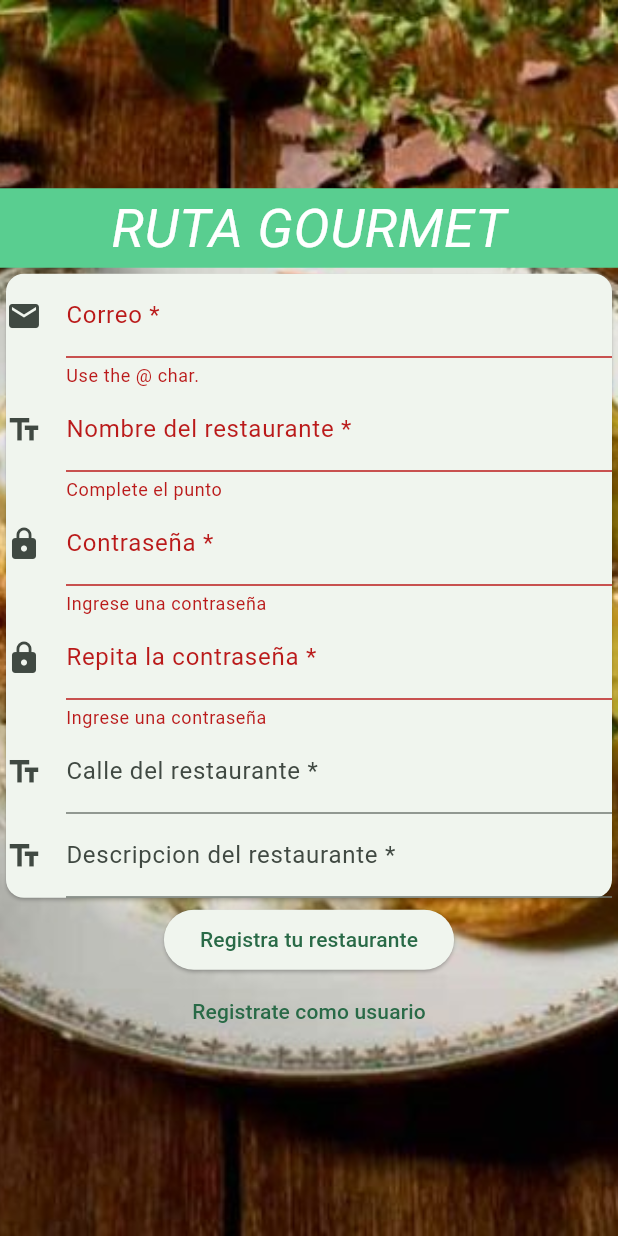
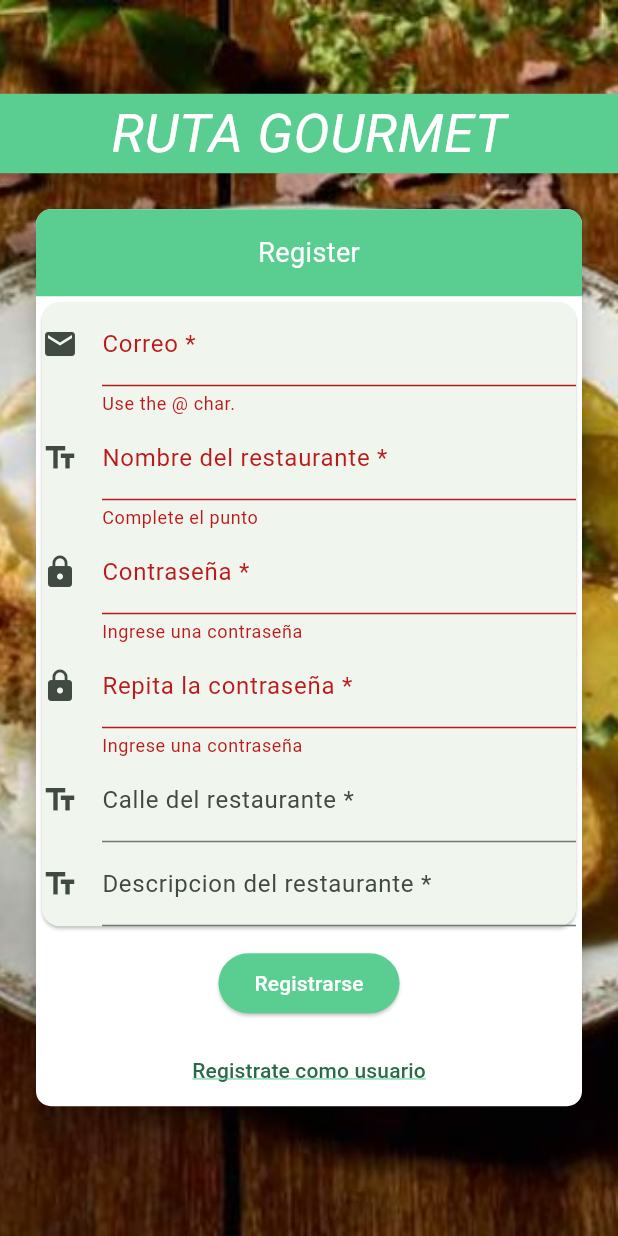
Before and after one commit to Chuch3x/proyecto_progra_movil, a Flutter app: the RegisterScreen widget shown alone on an empty page, opened directly, after a tap on "Registrarse", after a tap on "Registrate como restaurante", on a phone screen of 412 x 824 dp. Run offline on Flutter 3.47's test engine with Material 3 defaults, Android fonts, the phone set to English and light mode, and no system bars; our stand-ins replace bloc, cloud_firestore, firebase_auth, firebase_core, flutter_bloc, flutter_dotenv and 3 more; missing offline and left inert: mapbox_gl; accounts and stored records are empty.

Commit message:
corrected restaurant register view

```diff
--- a/lib/register/ui/bloc_builder.dart
+++ b/lib/register/ui/bloc_builder.dart
@@ -184,10 +184,13 @@ class _RegisterState extends State<RegisterScreen> {
                                   passwordValidation: passwordValidation,
                                   username: username));
                             }
-                          }, style: const ButtonStyle(
-                            backgroundColor:  MaterialStatePropertyAll<Color>(Color.fromARGB(255, 89, 206, 144)),
+                          },
+                          style: const ButtonStyle(
+                            backgroundColor: MaterialStatePropertyAll<Color>(
+                                Color.fromARGB(255, 89, 206, 144)),
                           ),
-                          child: const Text("Registrarse", style: TextStyle(color: Colors.white)),
+                          child: const Text("Registrarse",
+                              style: TextStyle(color: Colors.white)),
                         ),
                       ),
                       TextButton(
@@ -209,39 +212,83 @@ class _RegisterState extends State<RegisterScreen> {
                 ),
               );
             } else if (state is RegisterWaitingRestaurant) {
-              return Column(
+              return Padding(
+                padding: const EdgeInsets.all(20.0),
+                child: Card(
+                  color: const Color.fromARGB(255, 255, 255, 255),
+                  elevation: 8.0,
+                  shape: RoundedRectangleBorder(
+                    borderRadius: BorderRadius.circular(10.0),
+                  ),
+                  child: Column(
+                    mainAxisSize: MainAxisSize.min,
                     children: [
+                      Container(
+                        width: double.infinity,
+                        alignment: Alignment.center,
+                        decoration: const BoxDecoration(
+                          color: Color.fromARGB(255, 89, 206, 144),
+                          borderRadius: BorderRadius.only(
+                            topLeft: Radius.circular(10.0),
+                            topRight: Radius.circular(10.0),
+                          ),
+                        ),
+                        child: const Padding(
+                          padding: EdgeInsets.all(16.0),
+                          child: Text(
+                            'Register',
+                            style: TextStyle(
+                              fontSize: 18.0,
+                              color: Colors.white,
+                            ),
+                          ),
+                        ),
+                      ),
                       _buildRestaurantCard(_formKey),
-                  ElevatedButton(
+                      Padding(
+                        padding: const EdgeInsets.all(10.0),
+                        child: ElevatedButton(
                           onPressed: () {
                             final FormState form = _formKey.currentState!;
                             if (form.validate()) {
-                        String password = _passwordController.text.toString();
+                              String password =
+                                  _passwordController.text.toString();
                               String email = _emailController.text.toString();
-                        String user = _userController.text.toString();
-                        String location = _streetController.text.toString();
-                        String description =
-                            _descripcionController.text.toString();
                               String passwordValidation =
                                   _password2Controller.text.toString();
-                        context.read<RegisterBloc>().add(RegisterRestaurant(
+                              String username = _userController.text.toString();
+                              context.read<RegisterBloc>().add(RegisterSave(
                                   email: email,
                                   password: password,
                                   passwordValidation: passwordValidation,
-                            restaurantName: user,
-                            description: description,
-                            streetName: location));
+                                  username: username));
                             }
                           },
-                    child: const Text("Registra tu restaurante"),
+                          style: const ButtonStyle(
+                            backgroundColor: MaterialStatePropertyAll<Color>(
+                                Color.fromARGB(255, 89, 206, 144)),
+                          ),
+                          child: const Text("Registrarse",
+                              style: TextStyle(color: Colors.white)),
+                        ),
                       ),
                       TextButton(
                         onPressed: () {
-                      context.read<RegisterBloc>().add(RegisterChange(type: 0));
+                          context
+                              .read<RegisterBloc>()
+                              .add(RegisterChange(type: 0));
                         },
-                    child: const Text('Registrate como usuario'),
+                        child: const Text(
+                          'Registrate como usuario',
+                          style: TextStyle(
+                            decoration: TextDecoration.underline,
+                            decorationColor: Color.fromRGBO(89, 206, 143, 1),
+                          ),
+                        ),
                       ),
                     ],
+                  ),
+                ),
               );
             } else if (state is RegisterSuccesful) {
               context.go("/login");
```
Lines whose indentation alone changed are shown as unchanged.
